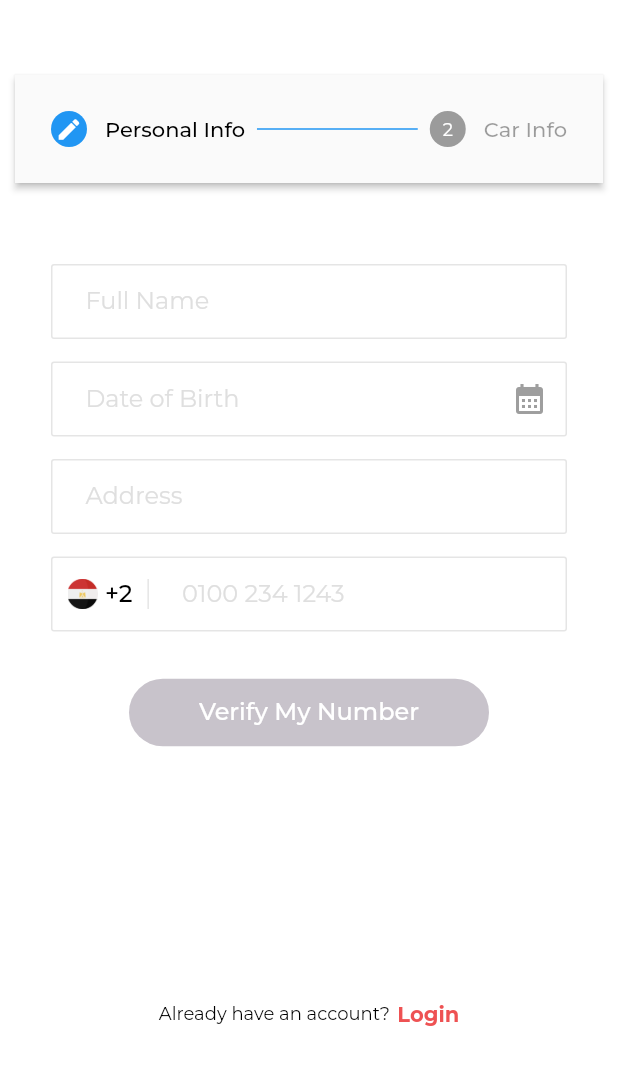
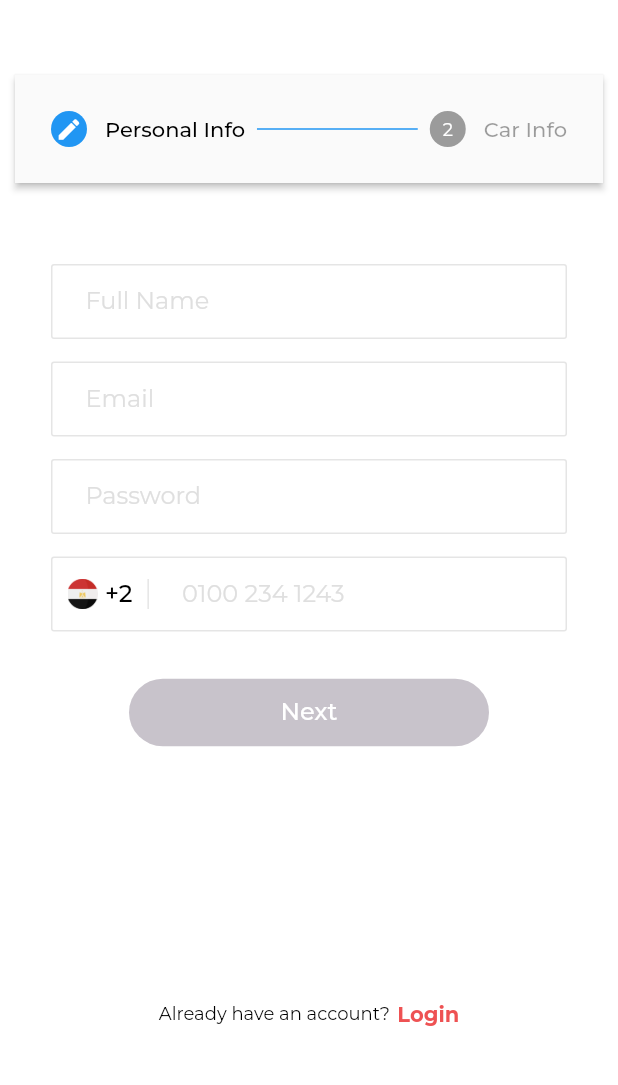
Before and after one commit to ELASHMAWYDEV/korek-app, a Flutter app: the RegisterScreen screen opened by its route, on a phone screen of 412 x 824 dp, the part 150-1235 px from its top. Run offline on Flutter 3.47's test engine with Material 2 defaults, Android fonts, the phone set to English and light mode, and no system bars; our stand-ins replace carousel_slider, connectivity_plus, dio, flutter_svg, get, lottie and 2 more; accounts and stored records are empty.

Commit message:
registration flow fixes

```diff
--- a/lib/data/services/auth_service.dart
+++ b/lib/data/services/auth_service.dart
@@ -9,9 +9,9 @@ class AuthService extends Services {
         .request(Services.register, "POST",
             loaderEnabled: true, data: data.toMap())
         .then((data) {
-      if (data == null || data == false) {
-        return false;
-      }
+      // if (data == null || data == false) {
+      //   return false;
+      // }
 
       //Save access token & user data to storage
       // Get.find<StorageService>().token = data["accessToken"];
--- a/lib/ui/components/input.dart
+++ b/lib/ui/components/input.dart
@@ -11,6 +11,7 @@ class Input extends StatelessWidget {
       this.starting,
       this.ending,
       this.isReadOnly = false,
+      this.obscureText = false,
       this.onTap,
       this.borderRadius = 2,
       this.padding = const EdgeInsets.all(0)});
@@ -21,6 +22,7 @@ class Input extends StatelessWidget {
   final Widget? starting;
   final Widget? ending;
   final bool isReadOnly;
+  final bool obscureText;
   final Function()? onTap;
   final double borderRadius;
   final EdgeInsets padding;
@@ -44,6 +46,7 @@ class Input extends StatelessWidget {
                 controller: controller,
                 keyboardType: TextInputType.phone,
                 inputFormatters: inputFormatters,
+                obscureText: obscureText,
                 readOnly: isReadOnly,
                 decoration: InputDecoration(
                     hintText: placeholder,
--- a/lib/ui/components/main_button.dart
+++ b/lib/ui/components/main_button.dart
@@ -1,10 +1,12 @@
 import 'package:flutter/material.dart';
 import 'package:korek_app/utils/constants.dart';
 
-class MainButton extends StatelessWidget {
-  final VoidCallback onPressed;
+class MainButton extends StatefulWidget {
+  final Function onPressed;
   final String text;
   final Icon? endIcon;
+  final bool isActive;
+  final bool isLoaderEnabled;
 
   const MainButton({
     super.key,
@@ -12,37 +14,61 @@ class MainButton extends StatelessWidget {
     required this.text,
     this.endIcon,
     this.isActive = true,
+    this.isLoaderEnabled = true,
   });
 
-  final bool isActive;
+  @override
+  State<MainButton> createState() => _MainButtonState();
+}
+
+class _MainButtonState extends State<MainButton> {
+  bool isLoading = false;
 
   @override
   Widget build(BuildContext context) {
     return TextButton(
-        onPressed: isActive ? onPressed : null,
+        onPressed: () async {
+          if (widget.isLoaderEnabled) {
+            setState(() {
+              isLoading = true;
+            });
+          }
+          if (widget.isActive) {
+            await widget.onPressed();
+          }
+          if (widget.isLoaderEnabled) {
+            setState(() {
+              isLoading = false;
+            });
+          }
+        },
         style: TextButton.styleFrom(
             fixedSize: const Size(240, 45),
-            backgroundColor: isActive ? kBlackColor : kGrayColor,
+            backgroundColor: widget.isActive ? kBlackColor : kGrayColor,
             padding: const EdgeInsets.symmetric(horizontal: 20, vertical: 12),
             shape: RoundedRectangleBorder(
                 borderRadius: BorderRadius.circular(50))),
-        child: Stack(
+        child: isLoading
+            ? const CircularProgressIndicator(
+                color: kWhiteColor, strokeWidth: 2.5)
+            : Stack(
                 children: [
                   Row(
                     mainAxisAlignment: MainAxisAlignment.center,
                     crossAxisAlignment: CrossAxisAlignment.center,
                     children: [
                       Text(
-                  text,
-                  style: const TextStyle(color: kWhiteColor, fontSize: 16),
+                        widget.text,
+                        style:
+                            const TextStyle(color: kWhiteColor, fontSize: 16),
                       ),
                     ],
                   ),
-            if (endIcon != null)
+                  if (widget.endIcon != null)
                     Positioned(
                       top: 2,
                       right: 0,
-                child: endIcon!,
+                      child: widget.endIcon!,
                     )
                 ],
               ));
--- a/lib/ui/controllers/register_controller.dart
+++ b/lib/ui/controllers/register_controller.dart
@@ -10,8 +10,8 @@ class RegisterController extends GetxController {
 
   final TextEditingController nameInputController = TextEditingController();
   final TextEditingController emailInputController = TextEditingController();
-  final TextEditingController addressInputController = TextEditingController();
   final TextEditingController phoneInputController = TextEditingController();
+  final TextEditingController passwordInputController = TextEditingController();
   String? brand;
   String? model;
   String? year;
@@ -31,10 +31,10 @@ class RegisterController extends GetxController {
     emailInputController.addListener(() {
       update();
     });
-    addressInputController.addListener(() {
+    phoneInputController.addListener(() {
       update();
     });
-    phoneInputController.addListener(() {
+    passwordInputController.addListener(() {
       update();
     });
     plateNumberInputController.addListener(() {
@@ -50,12 +50,12 @@ class RegisterController extends GetxController {
       email: emailInputController.text,
       countryCode: "+20",
       phoneNumber: phoneInputController.text,
-      password: password,
+      password: passwordInputController.text,
       car: CarModel(
           brand: brand ?? "",
           model: model ?? "",
           vendor: "",
-          year: int.tryParse(year) ?? 0,
+          year: int.tryParse(year ?? "") ?? 0,
           plateNumber: plateNumberInputController.text,
           chassisNumber: chassisNumberInputController.text,
           licenseImageFront: "image.png",
--- a/lib/ui/screens/register/components/first_step.dart
+++ b/lib/ui/screens/register/components/first_step.dart
@@ -23,42 +23,15 @@ class FirstStep extends StatelessWidget {
           Input(placeholder: "Full Name", controller: _.nameInputController),
           const SizedBox(height: 15),
           Input(
-              placeholder: "Date of Birth",
-              controller: _.emailInputController,
-              isReadOnly: true,
-              ending: const Padding(
-                padding: EdgeInsets.only(right: 12.0),
-                child: Icon(Icons.calendar_month, color: Colors.grey, size: 24),
-              ),
-              onTap: () {
-                showDatePicker(
-                    context: context,
-                    initialDate: DateTime.now(),
-                    firstDate: DateTime(1900),
-                    lastDate: DateTime.now(),
-                    currentDate: DateTime.now(),
-                    builder: (BuildContext context, Widget? child) {
-                      return Theme(
-                        data: ThemeData.light().copyWith(
-                          colorScheme: const ColorScheme.light(
-                            primary: kPrimaryColor,
-                            onPrimary: Colors.white,
-                            surface: kPrimaryColor,
-                            onSurface: Colors.black,
-                          ),
-                          dialogBackgroundColor: Colors.white,
-                        ),
-                        child: child!,
-                      );
-                    }).then((value) {
-                  if (value != null) {
-                    _.emailInputController.text =
-                        "${value.day}/${value.month}/${value.year}";
-                  }
-                });
-              }),
+            placeholder: "Email",
+            controller: _.emailInputController,
+          ),
           const SizedBox(height: 15),
-          Input(placeholder: "Address", controller: _.addressInputController),
+          Input(
+            placeholder: "Password",
+            controller: _.passwordInputController,
+            obscureText: true,
+          ),
           const SizedBox(height: 15),
           PhoneNumberInput(controller: _.phoneInputController),
           const SizedBox(height: 30),
@@ -67,10 +40,10 @@ class FirstStep extends StatelessWidget {
               _.currentStep += 1;
               _.update();
             },
-            text: "Verify My Number",
+            text: "Next",
             isActive: _.nameInputController.text != "" &&
                 _.emailInputController.text != "" &&
-                _.addressInputController.text != "" &&
+                _.passwordInputController.text != "" &&
                 _.phoneInputController.text != "",
           ),
         ],
--- a/lib/ui/screens/register/components/second_step.dart
+++ b/lib/ui/screens/register/components/second_step.dart
@@ -67,8 +67,8 @@ class SecondStep extends StatelessWidget {
           height: 30,
         ),
         MainButton(
-          onPressed: () {
-            Get.offAllNamed("/home");
+          onPressed: () async {
+            await _.register();
           },
           text: "Register My Car",
           isActive: _.brand != null &&
--- a/lib/utils/constants.dart
+++ b/lib/utils/constants.dart
@@ -20,7 +20,7 @@ const String kAppTitle = "Korek";
 String kFontFamilyPrimary = "Montserrat";
 
 const String kApiUrl = kReleaseMode
-    ? "http://localhost:3000/api/mobile/"
-    : "http://localhost:3000/api/mobile/";
+    ? "https://korek-app.herokuapp.com"
+    : "https://korek-app.herokuapp.com";
 
 final Size size = MediaQuery.of(Get.find<NavigationService>().context()).size;
```
Lines whose indentation alone changed are shown as unchanged.
